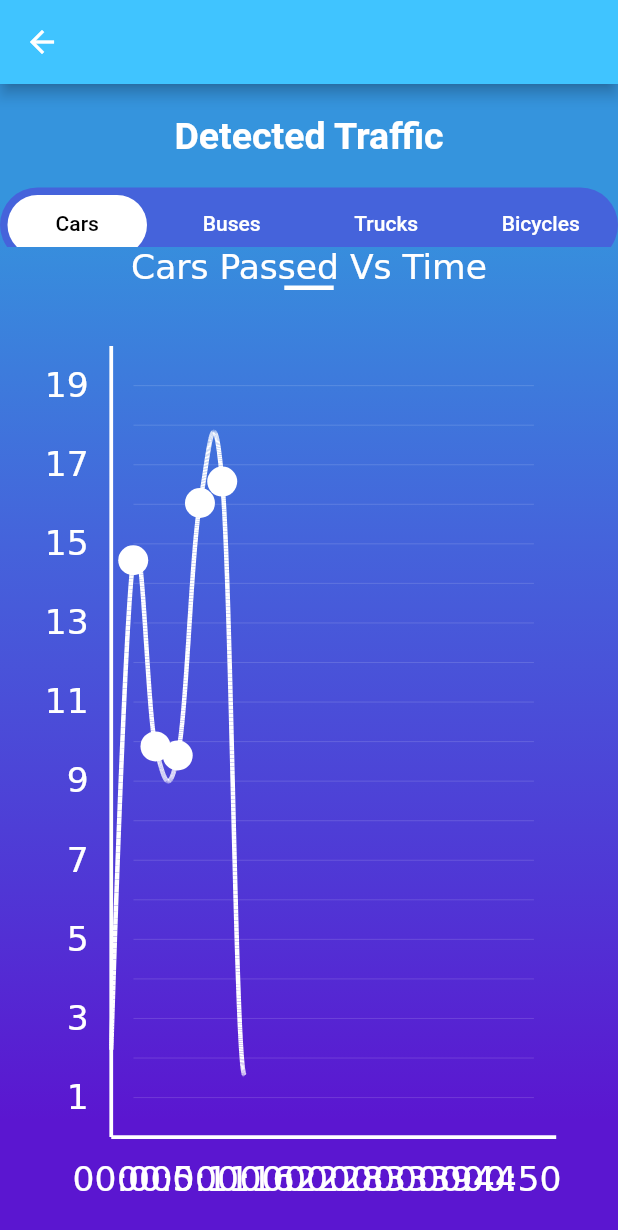
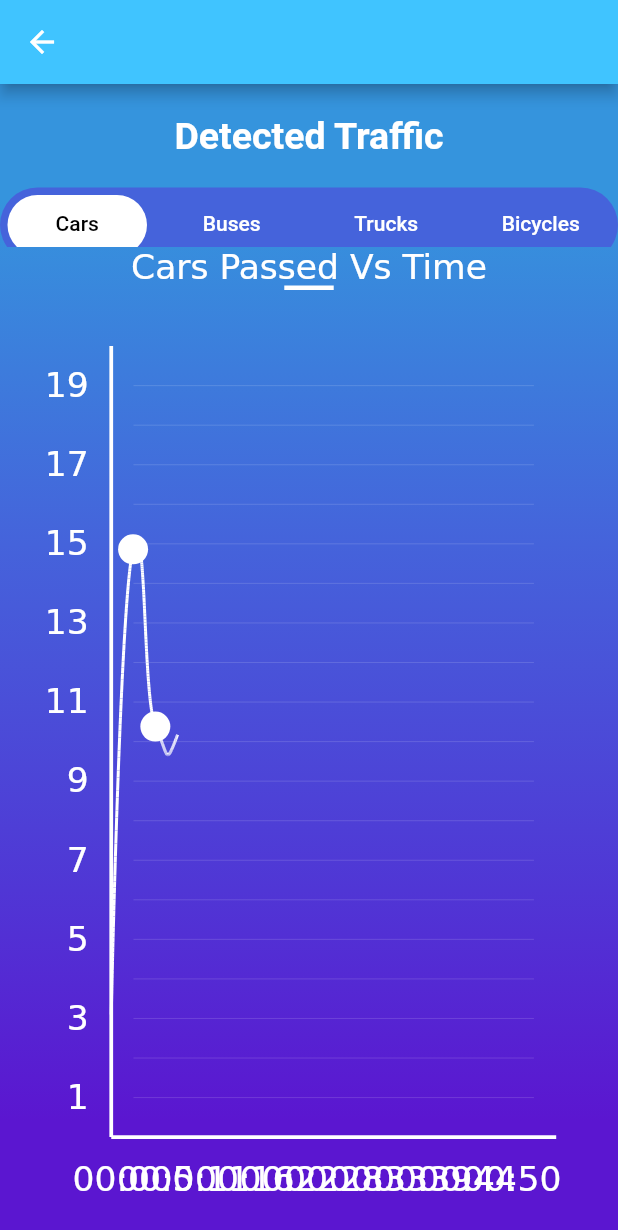
Before and after one commit to lolanator/traffic_counting_flutter, a Flutter app: the screen it shows after launch, after a tap on the "bar chart" icon, on a phone screen of 412 x 824 dp. Shown: the top 1230 px of the screen. Run offline on Flutter 3.47's test engine with Material 2 defaults, Android fonts, the phone set to English and light mode, and no system bars; our stand-ins replace bubble_tab_indicator, camera, image_picker.

Commit message:
Minor changes

```diff
--- a/lib/dashboard.dart
+++ b/lib/dashboard.dart
@@ -1,10 +1,10 @@
 import 'dart:ui';
+import 'dart:math';
 import 'package:flutter/rendering.dart';
 import 'bezier.dart';
 import 'graph_painter.dart';
 import 'package:flutter/material.dart';
 import 'package:bubble_tab_indicator/bubble_tab_indicator.dart';
-import 'point.dart';
 
 class DashBoard extends StatefulWidget {
   @override
@@ -23,7 +23,7 @@ class _DashBoardState extends State<DashBoard>
   int strokes = 20;
   Offset _prev, _curr, _next;
   double _dx1 = 0, _dy1 = 0, _dx2, _dy2, _m;
-  static final double _f0 = .2, _f1 = .9;
+  static final double _f0 = .3, _f1 = .5;
   double _t = 0;
   List<String> _titles = <String>[
     "Cars Passed Vs Time",
@@ -35,12 +35,12 @@ class _DashBoardState extends State<DashBoard>
   @override
   void initState() {
     super.initState();
-    points = Point.genData(strokes);
+    points = _genData(strokes);
     _chartTimes = _genTimes(strokes);
     _bezierpoints = [];
     _addBezierCurve();
     _controller =
-        AnimationController(duration: Duration(milliseconds: 100), vsync: this);
+        AnimationController(duration: Duration(milliseconds: 300), vsync: this);
     _controller.forward();
     _controller.addStatusListener((status) {
       if (status == AnimationStatus.completed) {
@@ -168,6 +168,7 @@ class _DashBoardState extends State<DashBoard>
               setState(() {
                 _titleIndex = index;
                 _controller.stop();
+                points = _genData(strokes);
                 _bezierpoints = [];
                 _index = 1;
                 _dx1 = _dy1 = 0;
@@ -217,4 +218,12 @@ class _DashBoardState extends State<DashBoard>
       result.add("00:${(59 * (i / (numOfDates + 1))).toInt()}");
     return result;
   }
+
+  static List<Offset> _genData(int strokes) {
+    List<Offset> points = [];
+    final rng = Random();
+    for (var i = 0; i < strokes; i++)
+      points.add(Offset(i.toDouble(), 1 + rng.nextDouble() * (strokes - 1)));
+    return points;
+  }
 }
--- a/lib/graph_painter.dart
+++ b/lib/graph_painter.dart
@@ -14,7 +14,8 @@ class GraphPainter extends CustomPainter {
   double _t;
   int _strokes;
   String _chartTitle;
-  GraphPainter(this._points, this._strokes, this._t, this._bezierpoints, this._chartTitle, this._chartTimes);
+  GraphPainter(this._points, this._strokes, this._t, this._bezierpoints,
+      this._chartTitle, this._chartTimes);
   Offset _getCubicBezier(Offset p0, Offset p1, Offset p2, Offset p3, double t) {
     double u = 1 - t;
     double uu = u * u;
@@ -27,8 +28,8 @@ class GraphPainter extends CustomPainter {
   void _drawCurve(List<Offset> points, Canvas canvas, Size size, Paint paint) {
     Color prevColor = paint.color;
     double prevStrokeWidth = paint.strokeWidth;
+    paint.strokeWidth = 2;
     paint.color = Colors.white;
-    paint.strokeWidth = 3;
     _len = _bezierpoints.length;
     //draw the curve
     Offset p1;
@@ -53,12 +54,12 @@ class GraphPainter extends CustomPainter {
           true,
           paint);
     }
-    if (end != _strokes - 2 ) {
+    if (end != _strokes - 2) {
       Bezier b = _bezierpoints[_len - 1];
       p1 = b.p0;
       p1 = Offset(_left + p1.dx / _strokes * _width,
           _top + (_strokes - p1.dy) / _strokes * _height);
-      for (double t = 0; t <= _t; t += 0.005) {
+      for (double t = 0; t <= _t; t += 0.01) {
         Offset p2 = _getCubicBezier(b.p0, b.p1, b.p2, b.p3, t);
         p2 = Offset(_left + p2.dx / _strokes * _width,
             _top + (_strokes - p2.dy) / _strokes * _height);
--- a/lib/point.dart
+++ /dev/null
@@ -1,14 +0,0 @@
-import 'dart:math';
-
-import 'package:flutter/painting.dart';
-
-class Point {
-
-static List<Offset> genData(int strokes) {
-    List<Offset> points = [];
-    var rng = Random();
-    for (var i = 0; i < strokes; i++)
-      points.add(Offset(i.toDouble(), rng.nextDouble() * strokes));
-    return points;
-  }
-}
```
